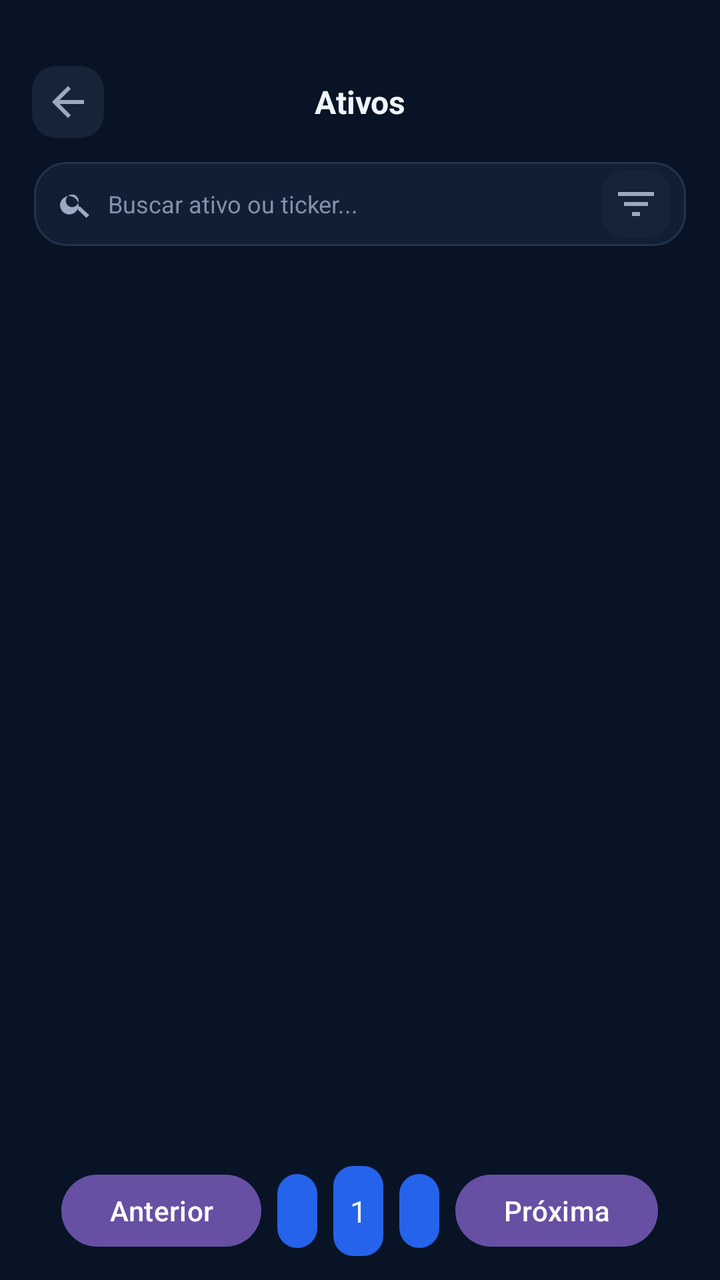
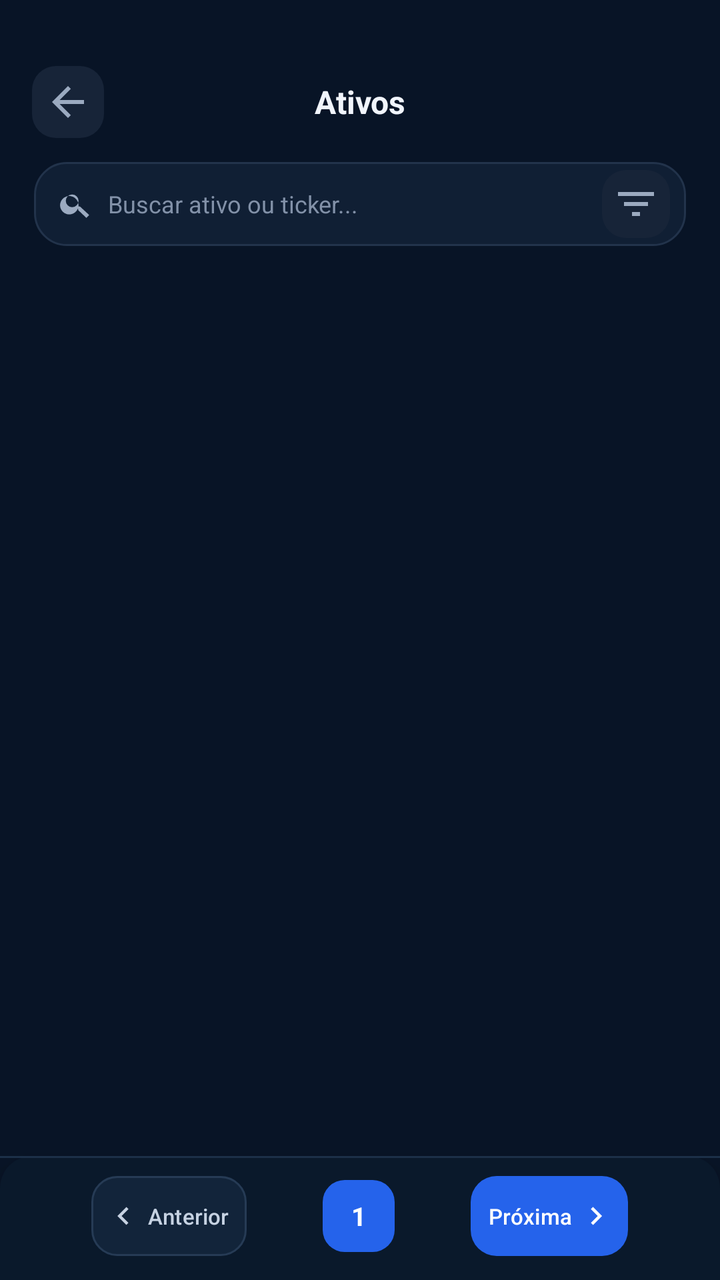

Compare the two renders of this Android layout. The source of the first and the diff that turns it into the second are given below.
<!-- AndroidManifest.xml: application theme Theme.AccurancyMobileApp -->
<!-- res/layout/activity_market_list.xml -->
<?xml version="1.0" encoding="utf-8"?>
<FrameLayout xmlns:android="http://schemas.android.com/apk/res/android"
    xmlns:app="http://schemas.android.com/apk/res-auto"
    android:layout_width="match_parent"
    android:layout_height="match_parent"
    android:background="#081426">

    <androidx.constraintlayout.widget.ConstraintLayout
        android:layout_width="match_parent"
        android:layout_height="match_parent">

        <LinearLayout
            android:id="@+id/cabecalhoAcoesNacionais"
            android:layout_width="0dp"
            android:layout_height="52dp"
            android:layout_marginTop="25dp"
            android:gravity="center_vertical"
            android:orientation="horizontal"
            android:paddingStart="16dp"
            android:paddingEnd="16dp"
            app:layout_constraintTop_toTopOf="parent"
            app:layout_constraintStart_toStartOf="parent"
            app:layout_constraintEnd_toEndOf="parent">

            <ImageButton
                android:id="@+id/btnVoltarAtivosNacionais"
                android:layout_width="36dp"
                android:layout_height="36dp"
                android:background="@drawable/bg_btn_icone"
                android:contentDescription="Voltar"
                android:src="@drawable/ic_arrow_back"
                app:tint="#9BAAC0" />

            <TextView
                android:id="@+id/tvTituloListaAtivos"
                android:layout_width="0dp"
                android:layout_height="wrap_content"
                android:layout_weight="1"
                android:gravity="center"
                android:text="Ativos"
                android:textColor="#F1F5FC"
                android:textSize="16sp"
                android:textStyle="bold" />

            <View
                android:layout_width="36dp"
                android:layout_height="36dp" />
        </LinearLayout>

        <LinearLayout
            android:id="@+id/containerBuscaTitulo"
            android:layout_width="0dp"
            android:layout_height="42dp"
            android:layout_marginStart="17dp"
            android:layout_marginTop="4dp"
            android:layout_marginEnd="17dp"
            android:background="@drawable/bg_carteira_card"
            android:gravity="center_vertical"
            android:orientation="horizontal"
            android:paddingStart="12dp"
            android:paddingEnd="8dp"
            app:layout_constraintTop_toBottomOf="@id/cabecalhoAcoesNacionais"
            app:layout_constraintStart_toStartOf="parent"
            app:layout_constraintEnd_toEndOf="parent">

            <ImageView
                android:layout_width="17dp"
                android:layout_height="17dp"
                android:contentDescription="@null"
                android:src="@drawable/ic_busca"
                app:tint="#9BAAC0" />

            <EditText
                android:id="@+id/edtBuscarTitulo"
                android:layout_width="0dp"
                android:layout_height="match_parent"
                android:layout_weight="1"
                android:layout_marginStart="8dp"
                android:background="@android:color/transparent"
                android:hint="Buscar ativo ou ticker..."
                android:inputType="text"
                android:imeOptions="actionSearch"
                android:padding="0dp"
                android:singleLine="true"
                android:textColor="#F1F5FC"
                android:textColorHint="#8291A8"
                android:textSize="12sp" />

            <ImageButton
                android:id="@+id/btnFiltrosAtivos"
                android:layout_width="34dp"
                android:layout_height="34dp"
                android:layout_marginStart="8dp"
                android:background="@drawable/bg_btn_icone"
                android:contentDescription="Abrir filtros"
                android:padding="7dp"
                android:src="@drawable/ic_filter_list"
                app:tint="#9BAAC0" />
        </LinearLayout>

        <androidx.recyclerview.widget.RecyclerView
            android:id="@+id/rvTitulosAcoesNacionais"
            android:layout_width="0dp"
            android:layout_height="0dp"
            android:clipToPadding="false"
            android:paddingStart="17dp"
            android:paddingTop="13dp"
            android:paddingEnd="17dp"
            android:paddingBottom="8dp"
            android:overScrollMode="never"
            app:layout_constraintTop_toBottomOf="@id/containerBuscaTitulo"
            app:layout_constraintBottom_toTopOf="@id/containerPaginacao"
            app:layout_constraintStart_toStartOf="parent"
            app:layout_constraintEnd_toEndOf="parent" />

        <LinearLayout
            android:id="@+id/containerPaginacao"
            android:layout_width="0dp"
            android:layout_height="wrap_content"
            android:background="#081426"
            android:gravity="center"
            android:orientation="horizontal"
            android:paddingStart="8dp"
            android:paddingTop="4dp"
            android:paddingEnd="8dp"
            android:paddingBottom="12dp"
            app:layout_constraintBottom_toBottomOf="parent"
            app:layout_constraintStart_toStartOf="parent"
            app:layout_constraintEnd_toEndOf="parent">

            <Button
                android:id="@+id/btnPaginaAnterior"
                android:layout_width="wrap_content"
                android:layout_height="44dp"
                android:layout_marginEnd="8dp"
                android:text="Anterior"
                android:textAllCaps="false"
                android:textColor="#FFFFFF" />

            <TextView
                android:id="@+id/tvPaginaAnterior"
                android:layout_width="20dp"
                android:layout_height="37dp"
                android:background="@drawable/bg_btn_primary"
                android:gravity="center"
                android:textColor="@color/text_primary"
                android:textSize="15sp" />

            <TextView
                android:id="@+id/tvPaginaAtual"
                android:layout_width="25dp"
                android:layout_height="45dp"
                android:layout_marginHorizontal="8dp"
                android:background="@drawable/bg_btn_primary"
                android:gravity="center"
                android:text="1"
                android:textColor="@color/text_primary"
                android:textSize="15sp" />

            <TextView
                android:id="@+id/tvProximaPagina"
                android:layout_width="20dp"
                android:layout_height="37dp"
                android:background="@drawable/bg_btn_primary"
                android:gravity="center"
                android:textColor="@color/text_primary"
                android:textSize="15sp" />

            <Button
                android:id="@+id/btnProximaPagina"
                android:layout_width="wrap_content"
                android:layout_height="44dp"
                android:layout_marginStart="8dp"
                android:text="Próxima"
                android:textAllCaps="false"
                android:textColor="#FFFFFF" />
        </LinearLayout>
    </androidx.constraintlayout.widget.ConstraintLayout>
</FrameLayout>
<!-- resources referenced by this layout -->
<resources>
  <color name="text_primary">#FFF1F5F9</color>
  <!-- drawable bg_btn_icone (drawable) -->
  <?xml version="1.0" encoding="utf-8"?>
  <shape xmlns:android="http://schemas.android.com/apk/res/android">
      <solid android:color="#172438"/>
      <corners android:radius="12dp"/>
  </shape>
  <!-- drawable bg_btn_primary (drawable) -->
  <?xml version="1.0" encoding="utf-8"?>
  <selector xmlns:android="http://schemas.android.com/apk/res/android">
      
      <item android:state_pressed="true">
          <shape android:shape="rectangle">
              <solid android:color="#1D4ED8" />
              <corners android:radius="10dp" />
          </shape>
      </item>
      
      <item>
          <shape android:shape="rectangle">
              <solid android:color="@color/btn_primary" />
              <corners android:radius="10dp" />
          </shape>
      </item>
  </selector>
  <!-- drawable bg_carteira_card (drawable) -->
  <?xml version="1.0" encoding="utf-8"?>
  <shape xmlns:android="http://schemas.android.com/apk/res/android">
      <solid android:color="#101F34" />
      <stroke
          android:width="1dp"
          android:color="#22334B" />
      <corners android:radius="16dp" />
  </shape>
  <!-- drawable ic_arrow_back (drawable) -->
  <vector xmlns:android="http://schemas.android.com/apk/res/android"
      android:width="24dp" android:height="24dp"
      android:viewportWidth="24" android:viewportHeight="24">
      <path android:fillColor="#FFFFFF"
          android:pathData="M20,11H7.83l5.59,-5.59L12,4l-8,8 8,8 1.41,-1.41L7.83,13H20v-2z"/>
  </vector>
  <!-- drawable ic_busca (drawable) -->
  <?xml version="1.0" encoding="utf-8"?>
  <vector
      xmlns:android="http://schemas.android.com/apk/res/android"
      android:width="24dp"
      android:height="24dp"
      android:viewportWidth="24"
      android:viewportHeight="24">
      <path
          android:fillColor="#FFFFFFFF"
          android:pathData="M15.5,14h-0.79l-0.28,-0.27A6.5,6.5 0,1 0,14 15.5l0.27,0.28v0.79L20,22l2,-2zM10,14.5A4.5,4.5 0,1 1,10 5.5a4.5,4.5 0,0 1,0 9z"
          />
  </vector>
  <!-- drawable ic_filter_list (drawable) -->
  <vector xmlns:android="http://schemas.android.com/apk/res/android"
      android:width="24dp"
      android:height="24dp"
      android:viewportWidth="24"
      android:viewportHeight="24">
      <path
          android:fillColor="#FFFFFFFF"
          android:pathData="M3,6h18v2H3zM6,11h12v2H6zM10,16h4v2h-4z" />
  </vector>
  <style name="Theme.AccurancyMobileApp" parent="Base.Theme.AccurancyMobileApp" />
  <color name="btn_primary">#2563EB</color>
  <style name="Base.Theme.AccurancyMobileApp" parent="Theme.Material3.DayNight.NoActionBar">
          
          
  
      </style>
</resources>

<!-- the commit's change to res/layout/activity_market_list.xml (unified diff, before → after) -->
@@ -113,67 +113,104 @@
             app:layout_constraintStart_toStartOf="parent"
             app:layout_constraintEnd_toEndOf="parent" />
 
+
         <LinearLayout
             android:id="@+id/containerPaginacao"
             android:layout_width="0dp"
             android:layout_height="wrap_content"
-            android:background="#081426"
+            android:orientation="horizontal"
             android:gravity="center"
-            android:orientation="horizontal"
+            android:background="@drawable/bg_pagination_bar"
+            android:elevation="8dp"
             android:paddingStart="8dp"
-            android:paddingTop="4dp"
             android:paddingEnd="8dp"
+            android:paddingTop="10dp"
             android:paddingBottom="12dp"
             app:layout_constraintBottom_toBottomOf="parent"
             app:layout_constraintStart_toStartOf="parent"
             app:layout_constraintEnd_toEndOf="parent">
 
-            <Button
+            <com.google.android.material.button.MaterialButton
                 android:id="@+id/btnPaginaAnterior"
                 android:layout_width="wrap_content"
-                android:layout_height="44dp"
-                android:layout_marginEnd="8dp"
+                android:layout_height="40dp"
+                android:layout_marginEnd="5dp"
+                android:minWidth="0dp"
+                android:minHeight="40dp"
+                android:insetTop="0dp"
+                android:insetBottom="0dp"
+                android:paddingStart="7dp"
+                android:paddingEnd="9dp"
                 android:text="Anterior"
                 android:textAllCaps="false"
-                android:textColor="#FFFFFF" />
+                android:textSize="11sp"
+                android:textColor="#C6D2E2"
+                app:backgroundTint="#12243A"
+                app:cornerRadius="13dp"
+                app:strokeColor="#263B55"
+                app:strokeWidth="1dp"
+                app:icon="@drawable/ic_chevron_left"
+                app:iconGravity="textStart"
+                app:iconPadding="3dp"
+                app:iconTint="#C6D2E2"
+                app:rippleColor="#334B6A" />
 
             <TextView
                 android:id="@+id/tvPaginaAnterior"
-                android:layout_width="20dp"
-                android:layout_height="37dp"
-                android:background="@drawable/bg_btn_primary"
-                android:gravity="center"
-                android:textColor="@color/text_primary"
-                android:textSize="15sp" />
+                android:layout_width="27dp"
+                android:layout_height="36dp"
+                android:layout_marginHorizontal="2dp"
+                android:gravity="center"
+                android:textColor="#8193AA"
+                android:textSize="12sp"
+                android:fontFamily="sans-serif-medium"/>
 
             <TextView
                 android:id="@+id/tvPaginaAtual"
-                android:layout_width="25dp"
-                android:layout_height="45dp"
-                android:layout_marginHorizontal="8dp"
-                android:background="@drawable/bg_btn_primary"
+                android:layout_width="36dp"
+                android:layout_height="36dp"
+                android:layout_marginHorizontal="2dp"
+                android:background="@drawable/bg_page_current"
                 android:gravity="center"
                 android:text="1"
-                android:textColor="@color/text_primary"
-                android:textSize="15sp" />
+                android:textColor="#FFFFFF"
+                android:textSize="13sp"
+                android:textStyle="bold" />
 
             <TextView
                 android:id="@+id/tvProximaPagina"
-                android:layout_width="20dp"
-                android:layout_height="37dp"
-                android:background="@drawable/bg_btn_primary"
-                android:gravity="center"
-                android:textColor="@color/text_primary"
-                android:textSize="15sp" />
-
-            <Button
+                android:layout_width="27dp"
+                android:layout_height="36dp"
+                android:layout_marginHorizontal="2dp"
+                android:gravity="center"
+                android:textColor="#8193AA"
+                android:textSize="12sp"
+                android:fontFamily="sans-serif-medium" />
+
+            <com.google.android.material.button.MaterialButton
                 android:id="@+id/btnProximaPagina"
                 android:layout_width="wrap_content"
-                android:layout_height="44dp"
-                android:layout_marginStart="8dp"
+                android:layout_height="40dp"
+                android:layout_marginStart="5dp"
+                android:minWidth="0dp"
+                android:minHeight="40dp"
+                android:insetTop="0dp"
+                android:insetBottom="0dp"
+                android:paddingStart="9dp"
+                android:paddingEnd="7dp"
                 android:text="Próxima"
                 android:textAllCaps="false"
-                android:textColor="#FFFFFF" />
+                android:textSize="11sp"
+                android:textColor="#FFFFFF"
+                app:backgroundTint="#2563EB"
+                app:cornerRadius="13dp"
+                app:icon="@drawable/ic_chevron_right"
+                app:iconGravity="textEnd"
+                app:iconPadding="3dp"
+                app:iconTint="#FFFFFF"
+                app:rippleColor="#5585F5" />
+
         </LinearLayout>
+
     </androidx.constraintlayout.widget.ConstraintLayout>
 </FrameLayout>
<!-- resource entries referenced after the edit -->
@@ -1,30 +1,11 @@
 <!-- resources referenced by this layout -->
 <resources>
-  <color name="text_primary">#FFF1F5F9</color>
   <!-- drawable bg_btn_icone (drawable) -->
   <?xml version="1.0" encoding="utf-8"?>
   <shape xmlns:android="http://schemas.android.com/apk/res/android">
       <solid android:color="#172438"/>
       <corners android:radius="12dp"/>
   </shape>
-  <!-- drawable bg_btn_primary (drawable) -->
-  <?xml version="1.0" encoding="utf-8"?>
-  <selector xmlns:android="http://schemas.android.com/apk/res/android">
-      
-      <item android:state_pressed="true">
-          <shape android:shape="rectangle">
-              <solid android:color="#1D4ED8" />
-              <corners android:radius="10dp" />
-          </shape>
-      </item>
-      
-      <item>
-          <shape android:shape="rectangle">
-              <solid android:color="@color/btn_primary" />
-              <corners android:radius="10dp" />
-          </shape>
-      </item>
-  </selector>
   <!-- drawable bg_carteira_card (drawable) -->
   <?xml version="1.0" encoding="utf-8"?>
   <shape xmlns:android="http://schemas.android.com/apk/res/android">
@@ -34,6 +15,32 @@
           android:color="#22334B" />
       <corners android:radius="16dp" />
   </shape>
+  <!-- drawable bg_page_current (drawable) -->
+  <shape xmlns:android="http://schemas.android.com/apk/res/android">
+      <solid android:color="#2563EB"/>
+      <corners android:radius="11dp"/>
+  </shape>
+  <!-- drawable bg_pagination_bar (drawable) -->
+  <layer-list xmlns:android="http://schemas.android.com/apk/res/android">
+  
+      <item>
+          <shape>
+              <solid android:color="#0A192B"/>
+              <corners
+                  android:topLeftRadius="16dp"
+                  android:topRightRadius="16dp"/>
+          </shape>
+      </item>
+  
+      <item
+          android:gravity="top"
+          android:height="1dp">
+          <shape>
+              <solid android:color="#1C3048"/>
+          </shape>
+      </item>
+  
+  </layer-list>
   <!-- drawable ic_arrow_back (drawable) -->
   <vector xmlns:android="http://schemas.android.com/apk/res/android"
       android:width="24dp" android:height="24dp"
@@ -54,6 +61,30 @@
           android:pathData="M15.5,14h-0.79l-0.28,-0.27A6.5,6.5 0,1 0,14 15.5l0.27,0.28v0.79L20,22l2,-2zM10,14.5A4.5,4.5 0,1 1,10 5.5a4.5,4.5 0,0 1,0 9z"
           />
   </vector>
+  <!-- drawable ic_chevron_left (drawable) -->
+  <vector xmlns:android="http://schemas.android.com/apk/res/android"
+      android:width="20dp"
+      android:height="20dp"
+      android:viewportWidth="24"
+      android:viewportHeight="24">
+  
+      <path
+          android:fillColor="#FFFFFFFF"
+          android:pathData="M15.41,7.41 L14,6 L8,12 L14,18 L15.41,16.59 L10.83,12 Z"/>
+  
+  </vector>
+  <!-- drawable ic_chevron_right (drawable) -->
+  <vector xmlns:android="http://schemas.android.com/apk/res/android"
+      android:width="20dp"
+      android:height="20dp"
+      android:viewportWidth="24"
+      android:viewportHeight="24">
+  
+      <path
+          android:fillColor="#FFFFFFFF"
+          android:pathData="M8.59,16.59 L10,18 L16,12 L10,6 L8.59,7.41 L13.17,12 Z"/>
+  
+  </vector>
   <!-- drawable ic_filter_list (drawable) -->
   <vector xmlns:android="http://schemas.android.com/apk/res/android"
       android:width="24dp"
@@ -65,7 +96,6 @@
           android:pathData="M3,6h18v2H3zM6,11h12v2H6zM10,16h4v2h-4z" />
   </vector>
   <style name="Theme.AccurancyMobileApp" parent="Base.Theme.AccurancyMobileApp" />
-  <color name="btn_primary">#2563EB</color>
   <style name="Base.Theme.AccurancyMobileApp" parent="Theme.Material3.DayNight.NoActionBar">
           
           
